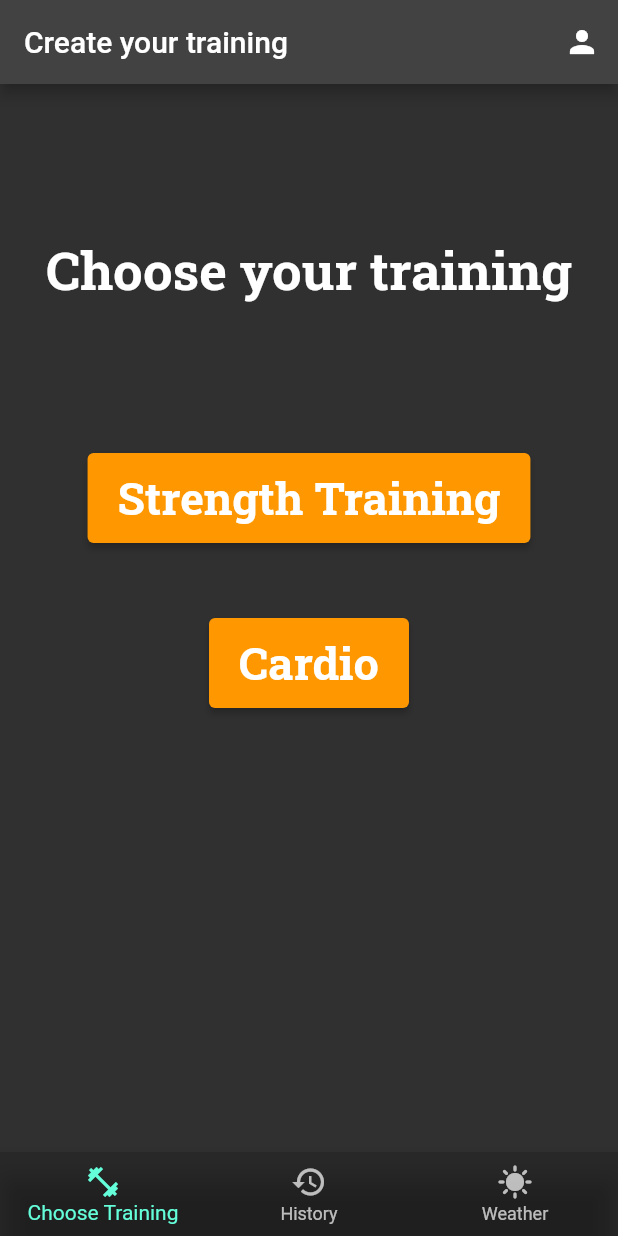
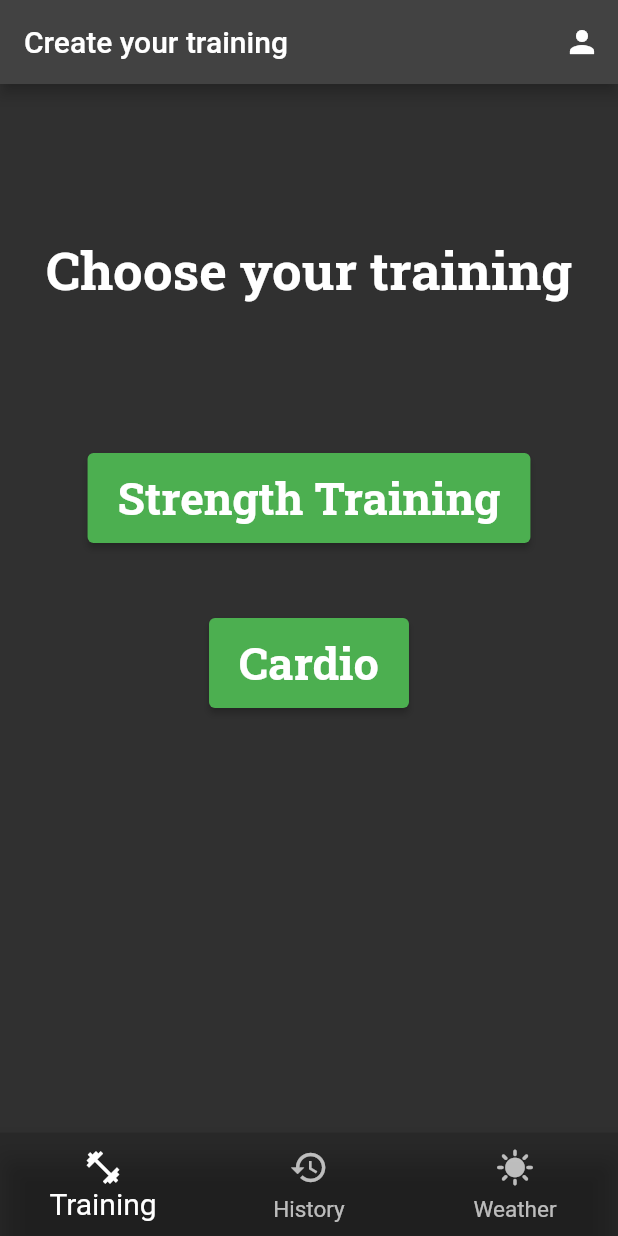
Before and after one commit to hubertgredzinski/workout_log, a Flutter app: the screen it shows once a user with an empty profile is signed in, on a phone screen of 412 x 824 dp. Run offline on Flutter 3.47's test engine with Material 2 defaults, Android fonts, the phone set to English and light mode, and no system bars; our stand-ins replace bloc, cloud_firestore, dio, firebase_auth, firebase_core, flutter_bloc and 5 more; missing offline and left inert: flutterfire_ui; accounts and stored records are empty; generated files the repository leaves out were written again.

Commit message:
add white selecteditemcolor, icon size, selectedfontsize and unselectedfontsize in bottomnavigationbar

```diff
--- a/lib/features/home/home_page.dart
+++ b/lib/features/home/home_page.dart
@@ -5,7 +5,8 @@ import 'package:google_fonts/google_fonts.dart';
 import '../add_strength training/add_strength_training.dart';
 import '../auth/user_profile.dart';
 import '../add_cardio_training/add_cardio_training.dart';
-import '../history_training/history_training_page.dart';
+
+import '../history/history_training_page.dart';
 import '../weather/weather_page.dart';
 
 class HomePage extends StatefulWidget {
@@ -54,7 +55,7 @@ class _HomePageState extends State<HomePage> {
             return const WeatherPage();
           }
           if (currentIndex == 1) {
-            return const HistoryTrainingPage();
+            return const HistoryPage();
           }
           return Column(
             children: [
@@ -73,7 +74,7 @@ class _HomePageState extends State<HomePage> {
               ),
               ElevatedButton(
                 style: ElevatedButton.styleFrom(
-                  backgroundColor: Colors.orange,
+                  backgroundColor: Colors.green,
                   padding:
                       const EdgeInsets.symmetric(horizontal: 20, vertical: 10),
                 ),
@@ -96,7 +97,7 @@ class _HomePageState extends State<HomePage> {
               ),
               ElevatedButton(
                 style: ElevatedButton.styleFrom(
-                  backgroundColor: Colors.orange,
+                  backgroundColor: Colors.green,
                   padding:
                       const EdgeInsets.symmetric(horizontal: 20, vertical: 10),
                 ),
@@ -119,7 +120,11 @@ class _HomePageState extends State<HomePage> {
         },
       ),
       bottomNavigationBar: BottomNavigationBar(
+        selectedItemColor: Colors.white,
         backgroundColor: Colors.black12,
+        iconSize: 26,
+        selectedFontSize: 20,
+        unselectedFontSize: 15,
         currentIndex: currentIndex,
         onTap: (newIndex) {
           setState(() {
@@ -128,7 +133,7 @@ class _HomePageState extends State<HomePage> {
         },
         items: const [
           BottomNavigationBarItem(
-              icon: Icon(Icons.fitness_center), label: 'Choose Training'),
+              icon: Icon(Icons.fitness_center), label: 'Training'),
           BottomNavigationBarItem(icon: Icon(Icons.history), label: 'History'),
           BottomNavigationBarItem(icon: Icon(Icons.sunny), label: 'Weather'),
         ],
```
